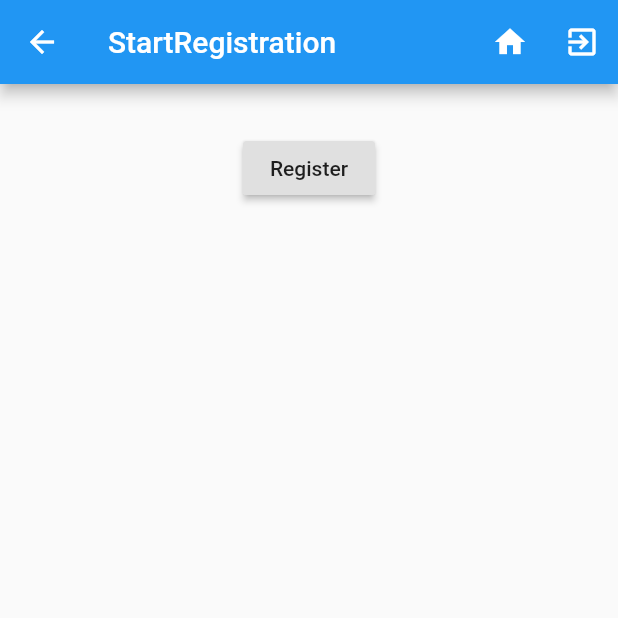
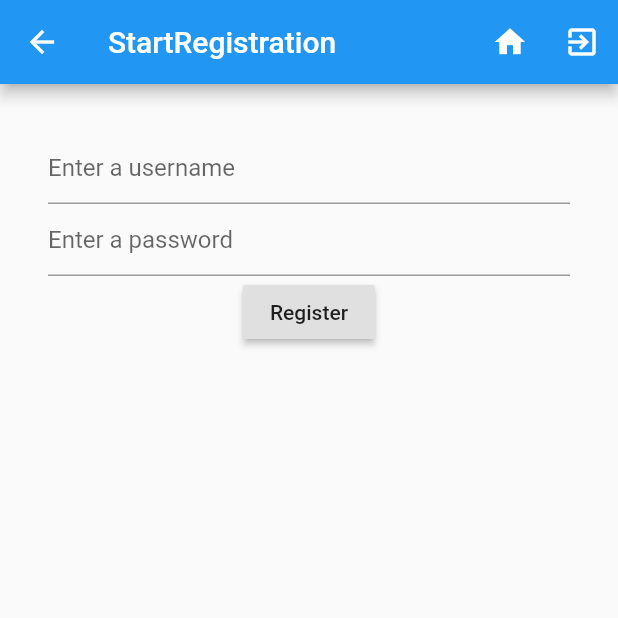
Before and after one commit to AkoTonissoo/fluttertest, a Flutter app: the StartRegistration screen opened by its route, on a phone screen of 412 x 824 dp, the top half of it. Run offline on Flutter 3.47's test engine with Material 2 defaults, Android fonts, the phone set to English and light mode, and no system bars; our stand-ins replace firebase_auth, firebase_database; accounts and stored records are empty; network calls fail.

Commit message:
kind of autentimine töötab juba, aga väga buggiselt ofc :)

```diff
--- a/lib/screens/startRegistration.dart
+++ b/lib/screens/startRegistration.dart
@@ -1,17 +1,38 @@
 import 'package:flutter/material.dart';
+
+import 'package:firebase_auth/firebase_auth.dart';
+
 
 class StartRegistration extends StatelessWidget {
 
-/*
+
   static final TextEditingController _user = new TextEditingController();
   static final TextEditingController _pass = new TextEditingController();
   String get username => _user.text;
   String get password => _pass.text;
 
-*/
+
+
+  String checkRegistration(FirebaseAuth auth, String user, String pass) {
+    auth.createUserWithEmailAndPassword(email: user, password: pass);
+    auth.signInWithEmailAndPassword(email: user, password: pass);
+    return "/LoggedInHome";
+
+  }
+
+
+
+
+
+
 
   @override
   Widget build(BuildContext context) {
+    //print(database.push().key);
+
+    var authentication = FirebaseAuth.instance;
+
+
     return new Scaffold(
       appBar: new AppBar(
         title: new Text('StartRegistration'),
@@ -25,11 +46,11 @@ class StartRegistration extends StatelessWidget {
         child: new Center(
           child: new Column(
             children: <Widget>[
-              //new TextField(controller: _user, decoration: new InputDecoration(hintText: 'Enter a username'),),
-              //new TextField(controller: _pass, decoration: new InputDecoration(hintText: 'Enter a password'), obscureText: true,),
+              new TextField(controller: _user, decoration: new InputDecoration(hintText: 'Enter a username'),),
+              new TextField(controller: _pass, decoration: new InputDecoration(hintText: 'Enter a password'), obscureText: true,),
               new RaisedButton(
                   child:  new Text('Register'),
-                  onPressed: (){Navigator.of(context).pushNamed('/LoggedInHome');})
+                  onPressed: (){Navigator.of(context).pushNamedAndRemoveUntil(checkRegistration(authentication, username, password), (Route<dynamic> route) => false);})
 
             ],
           ),
--- a/pubspec.yaml
+++ b/pubspec.yaml
@@ -10,7 +10,7 @@ dependencies:
   firebase_auth: any                                         # new
   firebase_database: any                                       # new
   firebase_storage: any
-
+  firebase: any
   # The following adds the Cupertino Icons font to your application.
   # Use with the CupertinoIcons class for iOS style icons.
   cupertino_icons: ^0.1.0
```
Also changed, not shown: lib/screens/home.dart (+8 -10 lines).
